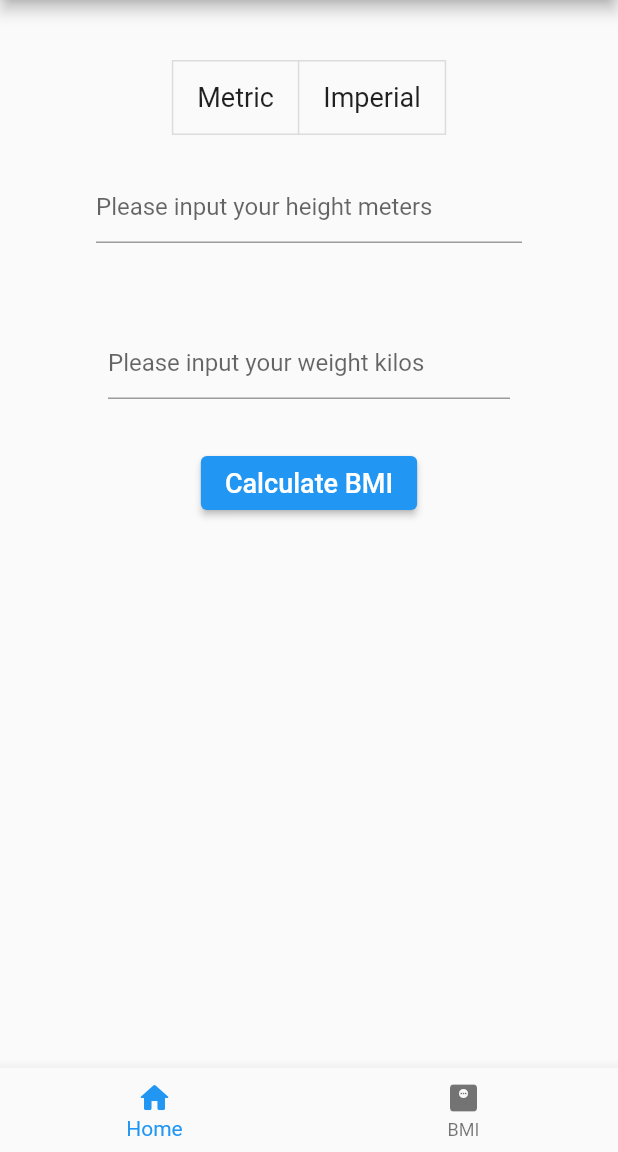
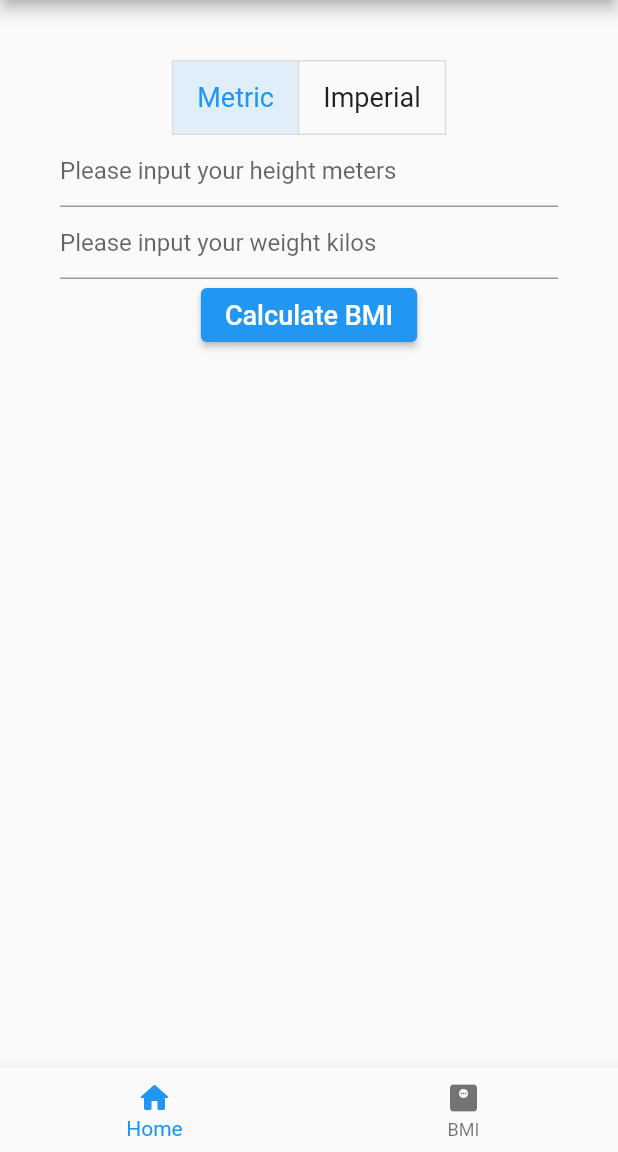
Before and after one commit to samilaxy/flutter_starter, a Flutter app: the screen it shows after launch, item 2 of the bottom bar chosen, after a tap on "Metric", on a phone screen of 412 x 824 dp, the part 84-1236 px from its top. Run offline on Flutter 3.47's test engine with Material 2 defaults, Android fonts, the phone set to English and light mode, and no system bars.

Commit message:
Update bmi_screen.dart

```diff
--- a/lib/screens/bmi_screen.dart
+++ b/lib/screens/bmi_screen.dart
@@ -56,20 +56,14 @@ class _BmiScreenState extends State<BmiScreen> {
                       child: Text('Imperial',
                           style: TextStyle(fontSize: fontSize)))
                 ], isSelected: isSelected, onPressed: toggleMeasure),
-                Padding(
-                  padding: const EdgeInsets.all(24.0),
-                  child: TextField(
+                TextField(
                     controller: txtHeight,
                     keyboardType: TextInputType.number,
                     decoration: InputDecoration(hintText: heightMessage)),
-                ),
-                Padding(
-                  padding: const EdgeInsets.all(32.0),
-                  child: TextField(
+                TextField(
                     controller: txtWeight,
                     keyboardType: TextInputType.number,
                     decoration: InputDecoration(hintText: weightMessage)),
-                ),
                 ElevatedButton(
                     onPressed: findBMI,
                     child: Text('Calculate BMI',
@@ -90,7 +84,7 @@ class _BmiScreenState extends State<BmiScreen> {
       isImperial = true;
     }
     setState(() {
-      isSelected = [isImperial, isImperial];
+      isSelected = [isMetric, isImperial];
     });
   }
 
```
Lines whose indentation alone changed are shown as unchanged.
